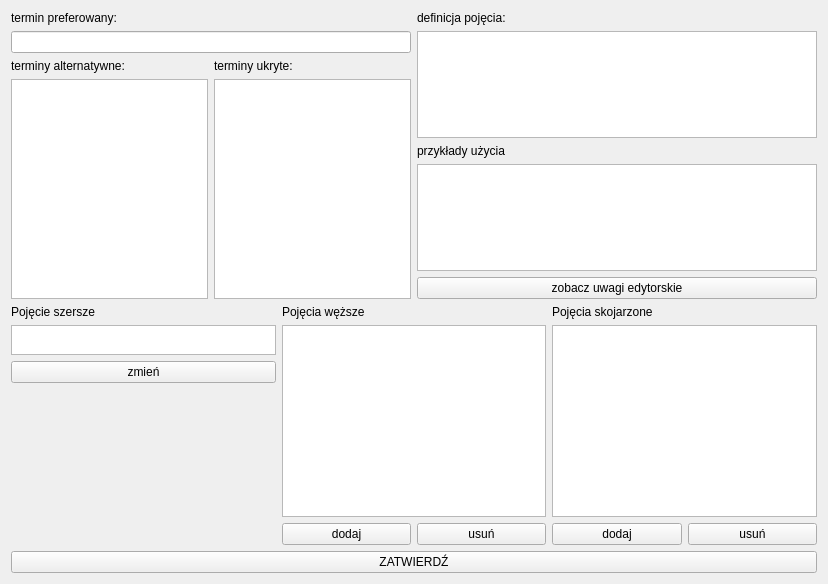
Above: scalone/ui/edytor.ui from mpichlin/KPW before the change. Below: the same form after it.
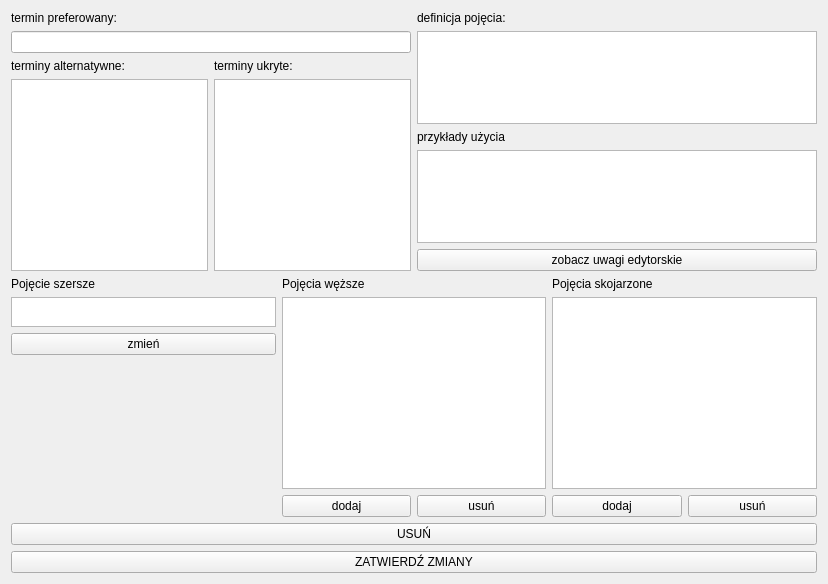
That is the form after the change.

```diff
--- a/scalone/ui/edytor.ui
+++ b/scalone/ui/edytor.ui
@@ -262,10 +262,17 @@
      </item>
     </layout>
    </item>
-   <item row="1" column="0">
+   <item row="2" column="0">
     <widget class="QPushButton" name="zatwierdzButton">
      <property name="text">
-      <string>ZATWIERDŹ</string>
+      <string>ZATWIERDŹ ZMIANY</string>
+     </property>
+    </widget>
+   </item>
+   <item row="1" column="0">
+    <widget class="QPushButton" name="pushButton">
+     <property name="text">
+      <string>USUŃ</string>
      </property>
     </widget>
    </item>
```
